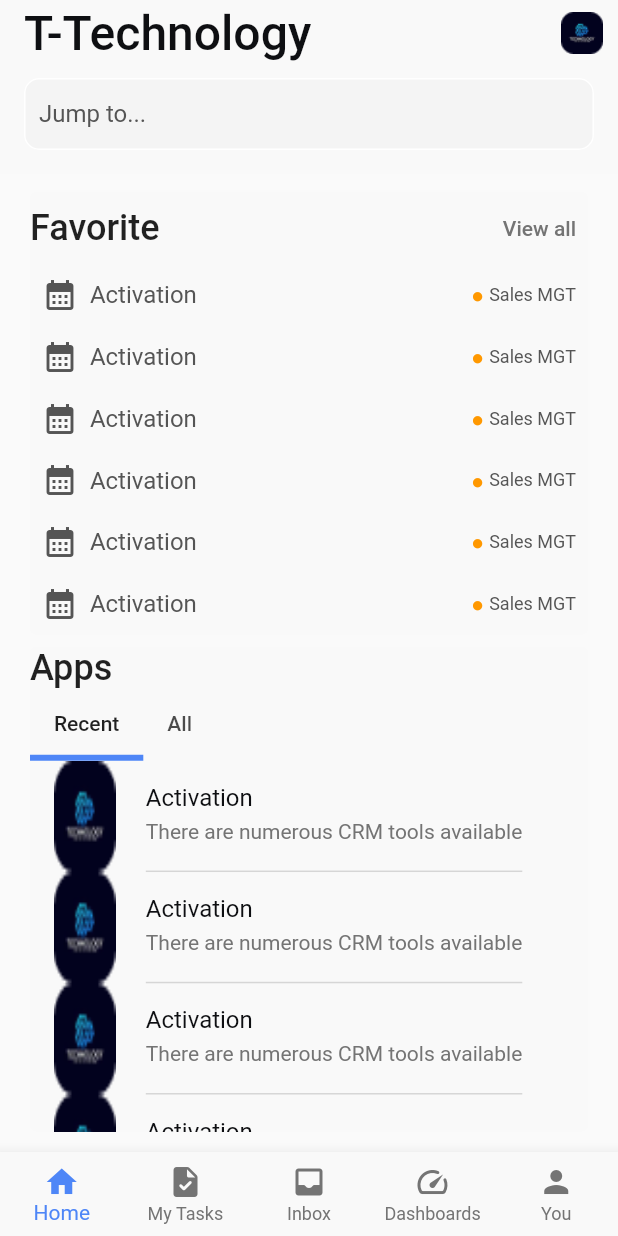
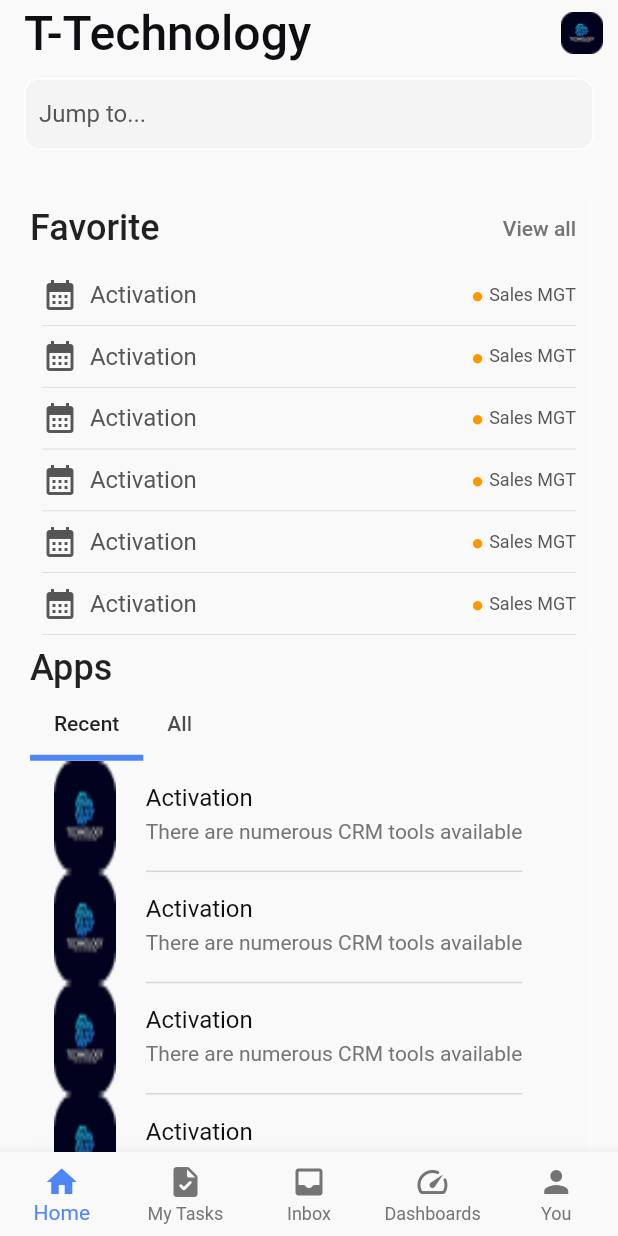
Before and after one commit to Mega-bee/Workiom, a Flutter app: the screen it shows after launch, on a phone screen of 412 x 824 dp. Run offline on Flutter 3.47's test engine with Material 2 defaults, Android fonts, the phone set to English and light mode, and no system bars; Roboto replaces fonts that are missing (Rubik).

Commit message:
TEST TEST

```diff
--- a/lib/Home/ui/Screen/Home.dart
+++ b/lib/Home/ui/Screen/Home.dart
@@ -156,7 +156,7 @@ class _HomeState extends State<Home> {
                 ),
                 SingleChildScrollView(
                   child: Container(
-                    height: MediaQuery.of(context).size.height*0.3,
+                    height: MediaQuery.of(context).size.height*0.35,
                       child:
                     TabBarView(
                       children: [
--- a/lib/Home/ui/Widgets/Favorite.dart
+++ b/lib/Home/ui/Widgets/Favorite.dart
@@ -14,6 +14,14 @@ class Favorite extends StatelessWidget {
             .of(context)
             .size
             .height * 0.05,
+        decoration: BoxDecoration(
+          color: Colors.transparent,
+
+          border: Border(
+            bottom: BorderSide(width:0.5,color: Color(0xFFD6D6D6),
+            ),
+          ),
+        ),
         child: Row(
           children: [
             Icon(favoriteModel.favIcon,color:Color(0xFF555555) ),
```
Also changed, not shown: lib/Home/ui/Widgets/favorite_bottomsheet.dart (added), lib/Home/ui/Widgets/workspace_bottomsheet.dart (added).
